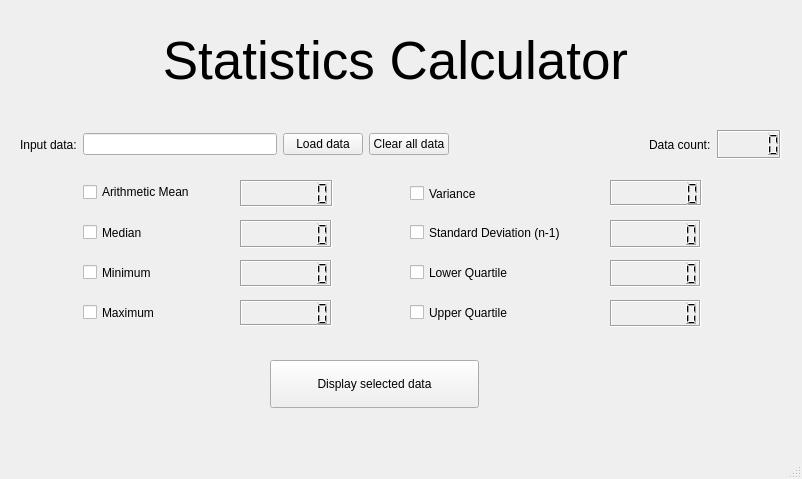
Before: the Qt Designer form statistics-calculator/mainwindow.ui in ignabelitzky/statistic-calculator, drawn with Qt 5.
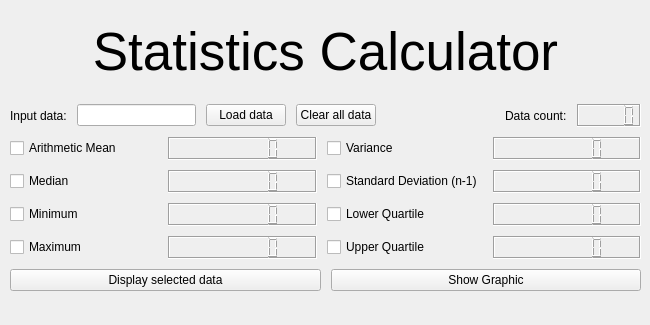
After: the same form once the commit is applied.

```diff
--- a/statistics-calculator/mainwindow.ui
+++ b/statistics-calculator/mainwindow.ui
@@ -6,23 +6,47 @@
    <rect>
     <x>0</x>
     <y>0</y>
-    <width>802</width>
-    <height>479</height>
+    <width>650</width>
+    <height>325</height>
    </rect>
   </property>
+  <property name="sizePolicy">
+   <sizepolicy hsizetype="Fixed" vsizetype="Fixed">
+    <horstretch>0</horstretch>
+    <verstretch>0</verstretch>
+   </sizepolicy>
+  </property>
+  <property name="minimumSize">
+   <size>
+    <width>650</width>
+    <height>325</height>
+   </size>
+  </property>
+  <property name="maximumSize">
+   <size>
+    <width>650</width>
+    <height>325</height>
+   </size>
+  </property>
   <property name="windowTitle">
    <string>MainWindow</string>
   </property>
   <widget class="QWidget" name="centralwidget">
-   <widget class="QLabel" name="title_label">
+   <widget class="QWidget" name="">
     <property name="geometry">
      <rect>
       <x>10</x>
-      <y>0</y>
-      <width>771</width>
-      <height>121</height>
+      <y>10</y>
+      <width>631</width>
+      <height>281</height>
      </rect>
     </property>
+    <layout class="QVBoxLayout" name="verticalLayout_3">
+     <property name="spacing">
+      <number>10</number>
+     </property>
+     <item>
+      <widget class="QLabel" name="title_label">
     <property name="font">
      <font>
       <pointsize>40</pointsize>
@@ -35,15 +59,10 @@
      <set>Qt::AlignCenter</set>
     </property>
    </widget>
-   <widget class="QWidget" name="layoutWidget">
-    <property name="geometry">
-     <rect>
-      <x>20</x>
-      <y>130</y>
-      <width>761</width>
-      <height>29</height>
-     </rect>
-    </property>
+     </item>
+     <item>
+      <layout class="QVBoxLayout" name="verticalLayout_2">
+       <item>
     <layout class="QHBoxLayout" name="horizontalLayout">
      <item>
       <widget class="QLabel" name="input_label">
@@ -106,100 +125,37 @@
       </widget>
      </item>
     </layout>
-   </widget>
-   <widget class="QCheckBox" name="standardDeviation_checkBox">
-    <property name="geometry">
-     <rect>
-      <x>410</x>
-      <y>220</y>
-      <width>181</width>
-      <height>25</height>
-     </rect>
-    </property>
+       </item>
+       <item>
+        <layout class="QVBoxLayout" name="verticalLayout">
+         <item>
+          <layout class="QGridLayout" name="gridLayout">
+           <item row="0" column="0">
+            <widget class="QCheckBox" name="arithmeticMean_checkBox">
     <property name="text">
-     <string>Standard Deviation (n-1)</string>
-    </property>
-   </widget>
-   <widget class="QCheckBox" name="lowerQuartile_checkBox">
-    <property name="geometry">
-     <rect>
-      <x>410</x>
-      <y>260</y>
-      <width>181</width>
-      <height>25</height>
-     </rect>
-    </property>
-    <property name="text">
-     <string>Lower Quartile</string>
-    </property>
-   </widget>
-   <widget class="QCheckBox" name="upperQuartile_checkBox">
-    <property name="geometry">
-     <rect>
-      <x>410</x>
-      <y>300</y>
-      <width>181</width>
-      <height>25</height>
-     </rect>
-    </property>
-    <property name="text">
-     <string>Upper Quartile</string>
-    </property>
-   </widget>
+              <string>Arithmetic Mean</string>
+             </property>
+            </widget>
+           </item>
+           <item row="0" column="1">
+            <widget class="QLCDNumber" name="arithmeticMean_lcd">
+             <property name="frameShadow">
+              <enum>QFrame::Sunken</enum>
+             </property>
+             <property name="digitCount">
+              <number>7</number>
+             </property>
+            </widget>
+           </item>
+           <item row="0" column="2">
    <widget class="QCheckBox" name="variance_checkBox">
-    <property name="geometry">
-     <rect>
-      <x>410</x>
-      <y>179</y>
-      <width>181</width>
-      <height>29</height>
-     </rect>
-    </property>
     <property name="text">
      <string>Variance</string>
     </property>
    </widget>
-   <widget class="QLCDNumber" name="lowerQuartile_lcd">
-    <property name="geometry">
-     <rect>
-      <x>610</x>
-      <y>260</y>
-      <width>91</width>
-      <height>27</height>
-     </rect>
-    </property>
-    <property name="frameShadow">
-     <enum>QFrame::Sunken</enum>
-    </property>
-    <property name="digitCount">
-     <number>7</number>
-    </property>
-   </widget>
-   <widget class="QLCDNumber" name="upperQuartile_lcd">
-    <property name="geometry">
-     <rect>
-      <x>610</x>
-      <y>300</y>
-      <width>91</width>
-      <height>27</height>
-     </rect>
-    </property>
-    <property name="frameShadow">
-     <enum>QFrame::Sunken</enum>
-    </property>
-    <property name="digitCount">
-     <number>7</number>
-    </property>
-   </widget>
+           </item>
+           <item row="0" column="3">
    <widget class="QLCDNumber" name="variance_lcd">
-    <property name="geometry">
-     <rect>
-      <x>610</x>
-      <y>180</y>
-      <width>92</width>
-      <height>26</height>
-     </rect>
-    </property>
     <property name="frameShadow">
      <enum>QFrame::Sunken</enum>
     </property>
@@ -207,150 +163,134 @@
      <number>7</number>
     </property>
    </widget>
-   <widget class="QLCDNumber" name="standardDeviation_lcd">
-    <property name="geometry">
-     <rect>
-      <x>610</x>
-      <y>220</y>
-      <width>91</width>
-      <height>28</height>
-     </rect>
-    </property>
-    <property name="frameShadow">
-     <enum>QFrame::Sunken</enum>
-    </property>
-    <property name="digitCount">
-     <number>7</number>
-    </property>
-   </widget>
-   <widget class="QPushButton" name="displayData_button">
-    <property name="geometry">
-     <rect>
-      <x>270</x>
-      <y>360</y>
-      <width>209</width>
-      <height>48</height>
-     </rect>
-    </property>
-    <property name="text">
-     <string>Display selected data</string>
-    </property>
-   </widget>
-   <widget class="QCheckBox" name="arithmeticMean_checkBox">
-    <property name="geometry">
-     <rect>
-      <x>83</x>
-      <y>179</y>
-      <width>136</width>
-      <height>26</height>
-     </rect>
-    </property>
-    <property name="text">
-     <string>Arithmetic Mean</string>
-    </property>
-   </widget>
+           </item>
+           <item row="1" column="0">
    <widget class="QCheckBox" name="median_checkBox">
-    <property name="geometry">
-     <rect>
-      <x>83</x>
-      <y>220</y>
-      <width>75</width>
-      <height>25</height>
-     </rect>
-    </property>
     <property name="text">
      <string>Median</string>
     </property>
    </widget>
+           </item>
+           <item row="1" column="1">
+            <widget class="QLCDNumber" name="median_lcd">
+             <property name="frameShadow">
+              <enum>QFrame::Sunken</enum>
+             </property>
+             <property name="digitCount">
+              <number>7</number>
+             </property>
+            </widget>
+           </item>
+           <item row="1" column="2">
+            <widget class="QCheckBox" name="standardDeviation_checkBox">
+             <property name="text">
+              <string>Standard Deviation (n-1)</string>
+             </property>
+            </widget>
+           </item>
+           <item row="1" column="3">
+            <widget class="QLCDNumber" name="standardDeviation_lcd">
+             <property name="frameShadow">
+              <enum>QFrame::Sunken</enum>
+             </property>
+             <property name="digitCount">
+              <number>7</number>
+             </property>
+            </widget>
+           </item>
+           <item row="2" column="0">
    <widget class="QCheckBox" name="minimum_checkBox">
-    <property name="geometry">
-     <rect>
-      <x>83</x>
-      <y>260</y>
-      <width>89</width>
-      <height>25</height>
-     </rect>
-    </property>
     <property name="text">
      <string>Minimum</string>
     </property>
    </widget>
+           </item>
+           <item row="2" column="1">
+            <widget class="QLCDNumber" name="minimum_lcd">
+             <property name="frameShadow">
+              <enum>QFrame::Sunken</enum>
+             </property>
+             <property name="digitCount">
+              <number>7</number>
+             </property>
+            </widget>
+           </item>
+           <item row="2" column="2">
+            <widget class="QCheckBox" name="lowerQuartile_checkBox">
+             <property name="text">
+              <string>Lower Quartile</string>
+             </property>
+            </widget>
+           </item>
+           <item row="2" column="3">
+            <widget class="QLCDNumber" name="lowerQuartile_lcd">
+             <property name="frameShadow">
+              <enum>QFrame::Sunken</enum>
+             </property>
+             <property name="digitCount">
+              <number>7</number>
+             </property>
+            </widget>
+           </item>
+           <item row="3" column="0">
    <widget class="QCheckBox" name="maximum_checkBox">
-    <property name="geometry">
-     <rect>
-      <x>83</x>
-      <y>300</y>
-      <width>92</width>
-      <height>25</height>
-     </rect>
-    </property>
     <property name="text">
      <string>Maximum</string>
     </property>
    </widget>
-   <widget class="QLCDNumber" name="arithmeticMean_lcd">
-    <property name="geometry">
-     <rect>
-      <x>240</x>
-      <y>180</y>
-      <width>93</width>
-      <height>27</height>
-     </rect>
-    </property>
-    <property name="frameShadow">
-     <enum>QFrame::Sunken</enum>
-    </property>
-    <property name="digitCount">
-     <number>7</number>
-    </property>
-   </widget>
-   <widget class="QLCDNumber" name="median_lcd">
-    <property name="geometry">
-     <rect>
-      <x>240</x>
-      <y>220</y>
-      <width>92</width>
-      <height>28</height>
-     </rect>
-    </property>
-    <property name="frameShadow">
-     <enum>QFrame::Sunken</enum>
-    </property>
-    <property name="digitCount">
-     <number>7</number>
-    </property>
-   </widget>
-   <widget class="QLCDNumber" name="minimum_lcd">
-    <property name="geometry">
-     <rect>
-      <x>240</x>
-      <y>260</y>
-      <width>92</width>
-      <height>27</height>
-     </rect>
-    </property>
-    <property name="frameShadow">
-     <enum>QFrame::Sunken</enum>
-    </property>
-    <property name="digitCount">
-     <number>7</number>
-    </property>
-   </widget>
+           </item>
+           <item row="3" column="1">
    <widget class="QLCDNumber" name="maximum_lcd">
-    <property name="geometry">
-     <rect>
-      <x>240</x>
-      <y>300</y>
-      <width>92</width>
-      <height>26</height>
-     </rect>
-    </property>
+             <property name="frameShadow">
+              <enum>QFrame::Sunken</enum>
+             </property>
+             <property name="digitCount">
+              <number>7</number>
+             </property>
+            </widget>
+           </item>
+           <item row="3" column="2">
+            <widget class="QCheckBox" name="upperQuartile_checkBox">
+             <property name="text">
+              <string>Upper Quartile</string>
+             </property>
+            </widget>
+           </item>
+           <item row="3" column="3">
+            <widget class="QLCDNumber" name="upperQuartile_lcd">
     <property name="frameShadow">
      <enum>QFrame::Sunken</enum>
     </property>
     <property name="digitCount">
      <number>7</number>
     </property>
+            </widget>
+           </item>
+          </layout>
+         </item>
+         <item>
+          <layout class="QHBoxLayout" name="horizontalLayout_2">
+           <item>
+            <widget class="QPushButton" name="displayData_button">
+             <property name="text">
+              <string>Display selected data</string>
+             </property>
+            </widget>
+           </item>
+           <item>
+            <widget class="QPushButton" name="showGraphic_button">
+             <property name="text">
+              <string>Show Graphic</string>
+             </property>
+            </widget>
+           </item>
+          </layout>
+         </item>
+        </layout>
+       </item>
+      </layout>
+     </item>
+    </layout>
    </widget>
   </widget>
   <widget class="QMenuBar" name="menubar">
@@ -363,7 +303,6 @@
     </rect>
    </property>
   </widget>
-  <widget class="QStatusBar" name="statusbar"/>
  </widget>
  <resources/>
  <connections/>
```
Left out of the diff: 20 changed lines with no effect on the pictures. Lines whose indentation alone changed are shown as unchanged.
